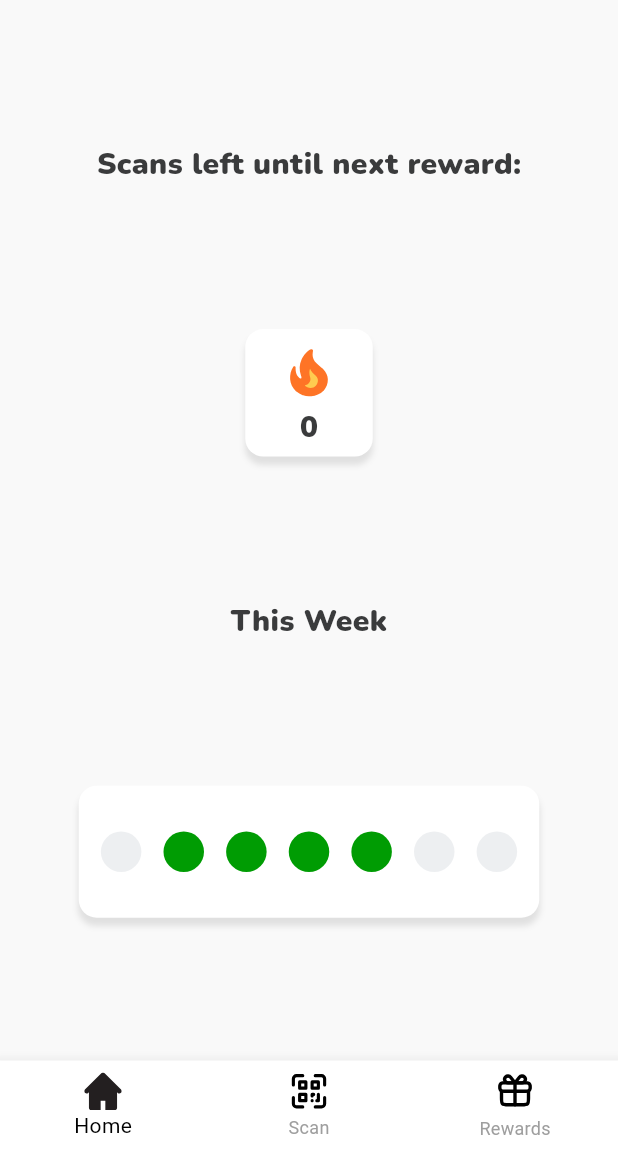
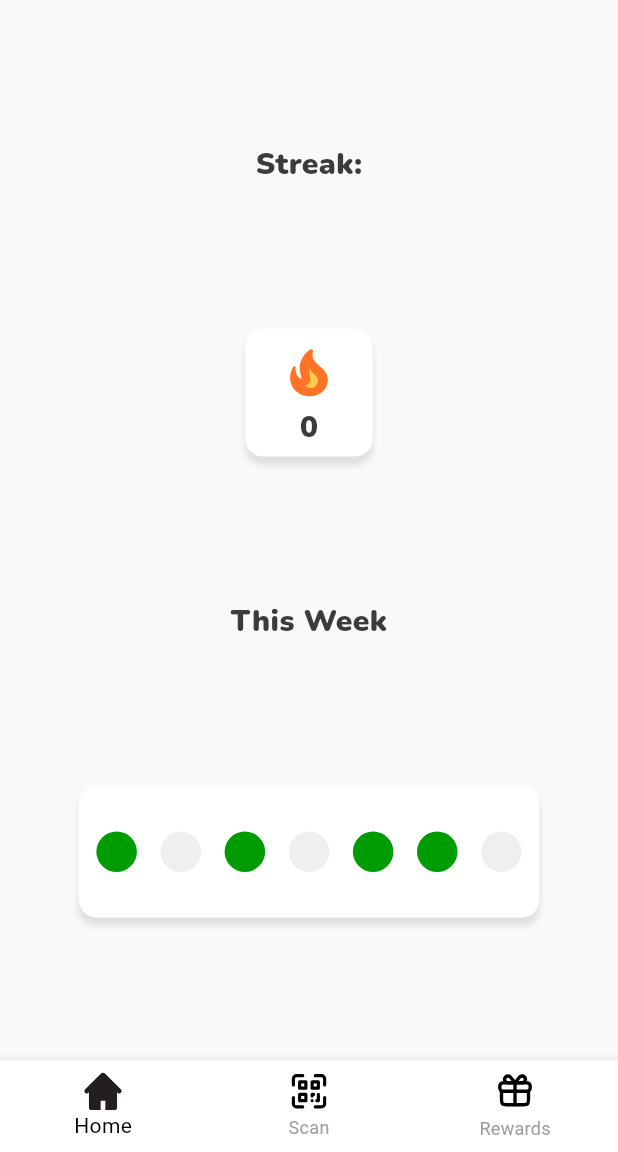
Before and after one commit to emilymcaleese10/Habit-building-rewards-app, a Flutter app: the screen it shows after launch, on a phone screen of 412 x 824 dp, the part 84-1236 px from its top. Run offline on Flutter 3.47's test engine with Material 3 defaults, Android fonts, the phone set to English and light mode, and no system bars; our stand-ins replace flutter_svg.

Commit message:
Implemented logic for progress circles

```diff
--- a/lib/constants.dart
+++ b/lib/constants.dart
@@ -29,7 +29,8 @@ class AppImages {
   static const String homeNavigationIcon = 'assets/images/homeIcon.svg';
   static const String qrCodeNavigationIcon = 'assets/images/qrCodeIcon.svg';
   static const String giftNavigationIcon = 'assets/images/giftIcon.svg';
-  static const String profileNavigationIcon = 'assets/images/roundedProfileIcon.svg';
+  static const String profileNavigationIcon =
+      'assets/images/roundedProfileIcon.svg';
   static const String streakIcon = 'assets/images/streakIcon.svg';
 }
 
@@ -39,3 +40,7 @@ class AppDimensions {
   static const double navBarIconSize = 25;
   static const double smallDisplaySquareLength = 85;
 }
+
+class AppValues {
+  static const int noOfdaysInWeek = 7;
+}
--- a/lib/general_widgets/progress_circles_row.dart
+++ b/lib/general_widgets/progress_circles_row.dart
@@ -1,71 +1,52 @@
 import 'package:flutter/material.dart';
 import 'package:habitus/constants.dart';
 
-class ProgressCirclesRow extends StatelessWidget {
-  const ProgressCirclesRow({super.key});
+class ProgressCirclesRow extends StatefulWidget {
+  final Map<String, bool> scansForEachDayMap;
+  const ProgressCirclesRow({required this.scansForEachDayMap, super.key});
+
+  @override
+  State<ProgressCirclesRow> createState() => _ProgressCirclesRowState();
+}
+
+class _ProgressCirclesRowState extends State<ProgressCirclesRow> {
+  List<Color> scannedColourList = [];
+
+  @override
+  void initState() {
+    super.initState();
+    createProgressCircleListFromMap(widget.scansForEachDayMap);
+  }
+
+  void createProgressCircleListFromMap(Map<String, bool> scannedOnEachDayMap) {
+    List<bool> scannedBooleanList = scannedOnEachDayMap.values.toList();
+    for (int i = 0; i < scannedBooleanList.length; i++) {
+      scannedBooleanList[i]
+          ? scannedColourList.add(AppColours.widgetGreen)
+          : scannedColourList.add(AppColours.backgroundWidgetGrey);
+    }
+  }
+
+  Color getColourFromDayIndex(int dayIndex) {
+    return scannedColourList[dayIndex];
+  }
 
   @override
   Widget build(BuildContext context) {
     return Row(
       mainAxisAlignment: MainAxisAlignment.spaceEvenly,
-      children: [
-        Container(
+      children: List.generate(
+        AppValues.noOfdaysInWeek, // 7 days in week
+        (index) => Container(
           width: 27,
           height: 27,
-          decoration: const BoxDecoration(
-            color: Color(0xFFEDEFF1),
+          margin: const EdgeInsets.symmetric(horizontal: 4),
+          decoration: BoxDecoration(
+            color: getColourFromDayIndex(index),
             shape: BoxShape.circle,
           ),
         ),
-        Container(
-          width: 27,
-          height: 27,
-          decoration: const BoxDecoration(
-            color: Color(0xFF009C03),
-            shape: BoxShape.circle,
-          ),
-        ),
-        Container(
-          width: 27,
-          height: 27,
-          decoration: const BoxDecoration(
-            color: Color(0xFF009C03),
-            shape: BoxShape.circle,
-          ),
-        ),
-        Container(
-          width: 27,
-          height: 27,
-          decoration: const BoxDecoration(
-            color: Color(0xFF009C03),
-            shape: BoxShape.circle,
-          ),
-        ),
-        Container(
-          width: 27,
-          height: 27,
-          decoration: const BoxDecoration(
-            color: Color(0xFF009C03),
-            shape: BoxShape.circle,
-          ),
-        ),
-        Container(
-          width: 27,
-          height: 27,
-          decoration: const BoxDecoration(
-            color: Color(0xFFEDEFF1),
-            shape: BoxShape.circle,
-          ),
-        ),
-        Container(
-          width: 27,
-          height: 27,
-          decoration: const BoxDecoration(
-            color: Color(0xFFEDEFF1),
-            shape: BoxShape.circle,
-          ),
-        ),
-      ],
+      ),
     );
   }
 }
--- a/lib/screens/home/home_screen.dart
+++ b/lib/screens/home/home_screen.dart
@@ -22,6 +22,15 @@ class HomeDisplay extends StatefulWidget {
 
 class _HomeState extends State<HomeDisplay> {
   int streak = 0;
+  Map<String, bool> scannedOnEachDayMap = {
+    'Monday': true,
+    'Tuesday': false,
+    'Wednesday': true,
+    'Thursday': false,
+    'Friday': true,
+    'Saturday': true,
+    'Sunday': false,
+  };
 
   @override
   Widget build(BuildContext context) {
@@ -33,7 +42,7 @@ class _HomeState extends State<HomeDisplay> {
             width: 300,
             child: Center(
               child: Text(
-                "Scans left until next reward:",
+                "Streak:",
                 style: AppTextStyles.paragraphTextStyle,
               ),
             ),
@@ -77,12 +86,12 @@ class _HomeState extends State<HomeDisplay> {
             ),
           ),
           const Spacer(),
-          const SizedBox(
+          SizedBox(
             width: 307,
             height: 88,
             child: Stack(
               children: [
-                SizedBox(
+                const SizedBox(
                   width: 307,
                   height: 88,
                   child: BackgroundBoxWidget(),
@@ -90,7 +99,7 @@ class _HomeState extends State<HomeDisplay> {
                 Column(
                   mainAxisAlignment: MainAxisAlignment.spaceEvenly,
                   children: [
-                    ProgressCirclesRow(),
+                    ProgressCirclesRow(scansForEachDayMap: scannedOnEachDayMap),
                   ],
                 ),
               ],
```
